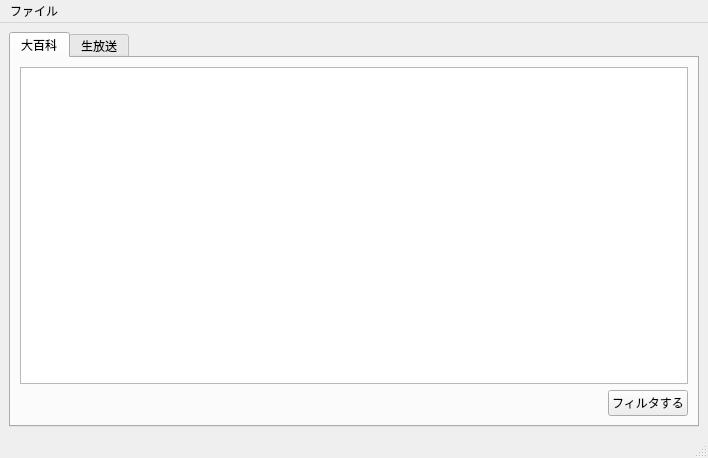
First picture: the form in nicopealert.ui, repository gunyarakun/nicopealert, before the edit.
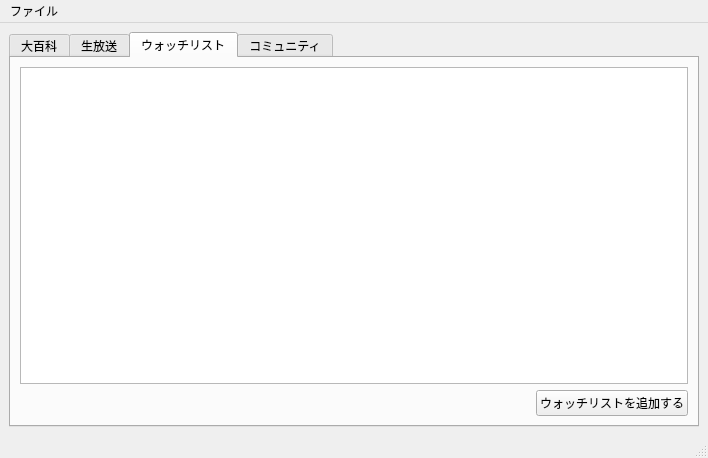
Second picture: the form after the edit. The open tabs and pages were chosen to show the change. Icons and pictures are not drawn.

Commit message: Added watchlist/community tab.

What changed in the file:
```diff
--- a/nicopealert.ui
+++ b/nicopealert.ui
@@ -137,6 +137,102 @@
         </item>
        </layout>
       </widget>
+      <widget class="QWidget" name="tab_3" >
+       <attribute name="title" >
+        <string>ウォッチリスト</string>
+       </attribute>
+       <attribute name="icon" >
+        <iconset>
+         <normaloff>dic.ico</normaloff>dic.ico</iconset>
+       </attribute>
+       <layout class="QGridLayout" name="gridLayout_4" >
+        <item row="5" column="0" >
+         <layout class="QHBoxLayout" name="horizontalLayout_3" >
+          <item>
+           <spacer>
+            <property name="orientation" >
+             <enum>Qt::Horizontal</enum>
+            </property>
+            <property name="sizeHint" stdset="0" >
+             <size>
+              <width>40</width>
+              <height>20</height>
+             </size>
+            </property>
+           </spacer>
+          </item>
+          <item>
+           <widget class="QPushButton" name="addWatchListPushButton" >
+            <property name="sizePolicy" >
+             <sizepolicy vsizetype="Fixed" hsizetype="Fixed" >
+              <horstretch>0</horstretch>
+              <verstretch>0</verstretch>
+             </sizepolicy>
+            </property>
+            <property name="minimumSize" >
+             <size>
+              <width>0</width>
+              <height>16</height>
+             </size>
+            </property>
+            <property name="text" >
+             <string>ウォッチリストを追加する</string>
+            </property>
+           </widget>
+          </item>
+         </layout>
+        </item>
+        <item row="0" column="0" >
+         <widget class="QTreeView" name="watchListTreeView" />
+        </item>
+       </layout>
+      </widget>
+      <widget class="QWidget" name="tab_4" >
+       <attribute name="title" >
+        <string>コミュニティ</string>
+       </attribute>
+       <layout class="QGridLayout" name="gridLayout_5" >
+        <item row="5" column="0" >
+         <layout class="QHBoxLayout" name="horizontalLayout_4" >
+          <item>
+           <spacer>
+            <property name="orientation" >
+             <enum>Qt::Horizontal</enum>
+            </property>
+            <property name="sizeHint" stdset="0" >
+             <size>
+              <width>40</width>
+              <height>20</height>
+             </size>
+            </property>
+           </spacer>
+          </item>
+          <item>
+           <widget class="QPushButton" name="addCommunityPushButton" >
+            <property name="sizePolicy" >
+             <sizepolicy vsizetype="Fixed" hsizetype="Fixed" >
+              <horstretch>0</horstretch>
+              <verstretch>0</verstretch>
+             </sizepolicy>
+            </property>
+            <property name="minimumSize" >
+             <size>
+              <width>0</width>
+              <height>16</height>
+             </size>
+            </property>
+            <property name="text" >
+             <string>コミュニティを追加</string>
+            </property>
+           </widget>
+          </item>
+         </layout>
+        </item>
+        <item row="0" column="0" >
+         <widget class="QTreeView" name="communityTreeView" />
+        </item>
+       </layout>
+      </widget>
      </widget>
     </item>
    </layout>
```
Left out of the diff: 4 changed lines with no effect on the pictures. The commit also changes 1 other file.
